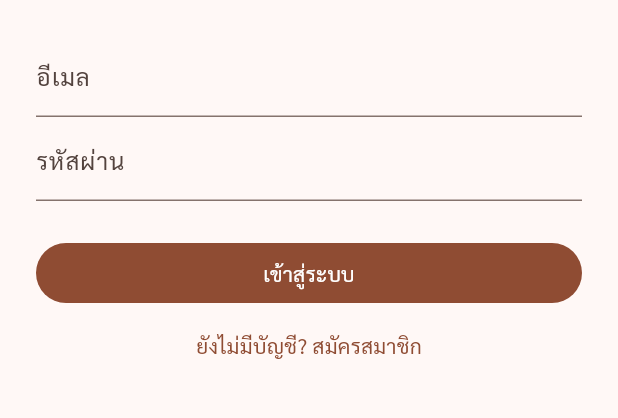
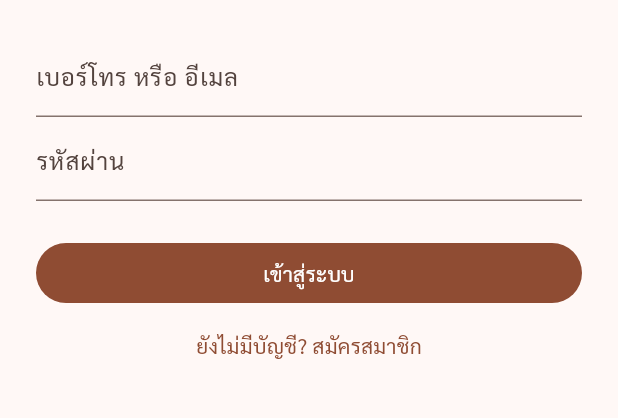
Before and after one commit to laksanac61-oss/village-food-app, a Flutter app: the AuthScreen screen opened directly, on a phone screen of 412 x 824 dp, the part 507-925 px from its top. Run offline on Flutter 3.47's test engine with Material 3 defaults, Android fonts, the phone set to English and light mode, and no system bars; our stand-ins replace flutter_map, geolocator, image_picker, latlong2, qr_flutter, supabase_flutter; accounts and stored records are empty.

Commit message:
Sign up and log in with a phone number instead of email
Supabase Auth still needs an email, so a phone number maps to
<digits>@cozy-melomakarona-cafbc6.netlify.app. Older email accounts
keep logging in by typing their email.

Co-Authored-By: Claude Opus 5.5 (1M context) <noreply@anthropic.com>
Claude-Session: https://claude.ai/code/session_01S4A2qDzCFP3xtFdukG7HF5

```diff
--- a/lib/core/api.dart
+++ b/lib/core/api.dart
@@ -15,11 +15,25 @@ class Api {
 
   // ---------------------------------------------------------------- auth
 
-  static Future<void> signIn(String email, String password) =>
-      _db.auth.signInWithPassword(email: email, password: password);
+  /// Members sign up with a phone number. Supabase Auth logs in by email, so a phone number
+  /// becomes `<digits>@phoneLoginDomain`; nothing is ever mailed there (email confirmation is off).
+  static const phoneLoginDomain = 'cozy-melomakarona-cafbc6.netlify.app';
 
-  static Future<void> signUp(String email, String password, String name, String phone) => _db.auth.signUp(
-    email: email,
+  /// Turns what the member typed (a phone number, or an email for older accounts) into the
+  /// login email. Throws [FormatException] when it is neither.
+  static String loginEmail(String phoneOrEmail) {
+    final s = phoneOrEmail.trim().toLowerCase();
+    if (s.contains('@')) return s;
+    final digits = digitsOnly(s);
+    if (digits.length < 9 || digits.length > 10) throw const FormatException('เบอร์โทรไม่ถูกต้อง');
+    return '$digits@$phoneLoginDomain';
+  }
+
+  static Future<void> signIn(String phoneOrEmail, String password) =>
+      _db.auth.signInWithPassword(email: loginEmail(phoneOrEmail), password: password);
+
+  static Future<void> signUp(String phone, String password, String name) => _db.auth.signUp(
+    email: loginEmail(phone),
     password: password,
     data: {'full_name': name, 'phone': digitsOnly(phone)},
   );
--- a/lib/screens/auth_screen.dart
+++ b/lib/screens/auth_screen.dart
@@ -1,7 +1,7 @@
 import 'package:flutter/material.dart';
+import 'package:supabase_flutter/supabase_flutter.dart';
 
 import '../core/api.dart';
-import '../widgets/common.dart';
 
 class AuthScreen extends StatefulWidget {
   const AuthScreen({super.key});
@@ -11,23 +11,44 @@ class AuthScreen extends StatefulWidget {
 }
 
 class _AuthScreenState extends State<AuthScreen> {
-  final _email = TextEditingController();
+  final _login = TextEditingController();
   final _password = TextEditingController();
   final _name = TextEditingController();
-  final _phone = TextEditingController();
   bool _register = false;
   bool _busy = false;
 
   Future<void> _submit() async {
-    setState(() => _busy = true);
-    await guard(context, () async {
-      if (_register) {
-        await Api.signUp(_email.text.trim(), _password.text, _name.text.trim(), _phone.text.trim());
-      } else {
-        await Api.signIn(_email.text.trim(), _password.text);
+    final messenger = ScaffoldMessenger.of(context);
+    String? error;
+    if (_register && _name.text.trim().isEmpty) error = 'กรุณากรอกชื่อ';
+    if (_register && _login.text.contains('@')) error = 'กรุณากรอกเบอร์โทร';
+    if (_register && _password.text.length < 6) error = 'รหัสผ่านต้องมีอย่างน้อย 6 ตัว';
+    if (error == null) {
+      setState(() => _busy = true);
+      try {
+        if (_register) {
+          await Api.signUp(_login.text, _password.text, _name.text.trim());
+        } else {
+          await Api.signIn(_login.text, _password.text);
+        }
+      } on FormatException catch (e) {
+        error = e.message;
+      } on AuthException catch (e) {
+        error = _authError(e.message);
+      } catch (e) {
+        error = 'เกิดข้อผิดพลาด: $e';
       }
-    });
-    if (mounted) setState(() => _busy = false);
+      if (mounted) setState(() => _busy = false);
+    }
+    if (error != null) messenger.showSnackBar(SnackBar(content: Text(error)));
+  }
+
+  String _authError(String message) {
+    final m = message.toLowerCase();
+    if (m.contains('invalid login')) return 'เบอร์โทรหรือรหัสผ่านไม่ถูกต้อง';
+    if (m.contains('already registered')) return 'เบอร์นี้สมัครไว้แล้ว กรุณาเข้าสู่ระบบ';
+    if (m.contains('password')) return 'รหัสผ่านต้องมีอย่างน้อย 6 ตัว';
+    return 'เกิดข้อผิดพลาด: $message';
   }
 
   @override
@@ -49,21 +70,15 @@ class _AuthScreenState extends State<AuthScreen> {
                   style: Theme.of(context).textTheme.headlineSmall,
                 ),
                 const SizedBox(height: 24),
-                if (_register) ...[
+                if (_register)
                   TextField(
                     controller: _name,
                     decoration: const InputDecoration(labelText: 'ชื่อ'),
                   ),
-                  TextField(
-                    controller: _phone,
-                    keyboardType: TextInputType.phone,
-                    decoration: const InputDecoration(labelText: 'เบอร์โทร'),
-                  ),
-                ],
                 TextField(
-                  controller: _email,
-                  keyboardType: TextInputType.emailAddress,
-                  decoration: const InputDecoration(labelText: 'อีเมล'),
+                  controller: _login,
+                  keyboardType: _register ? TextInputType.phone : TextInputType.text,
+                  decoration: InputDecoration(labelText: _register ? 'เบอร์โทร' : 'เบอร์โทร หรือ อีเมล'),
                 ),
                 TextField(
                   controller: _password,
```
Also changed, not shown: 2 other files.
